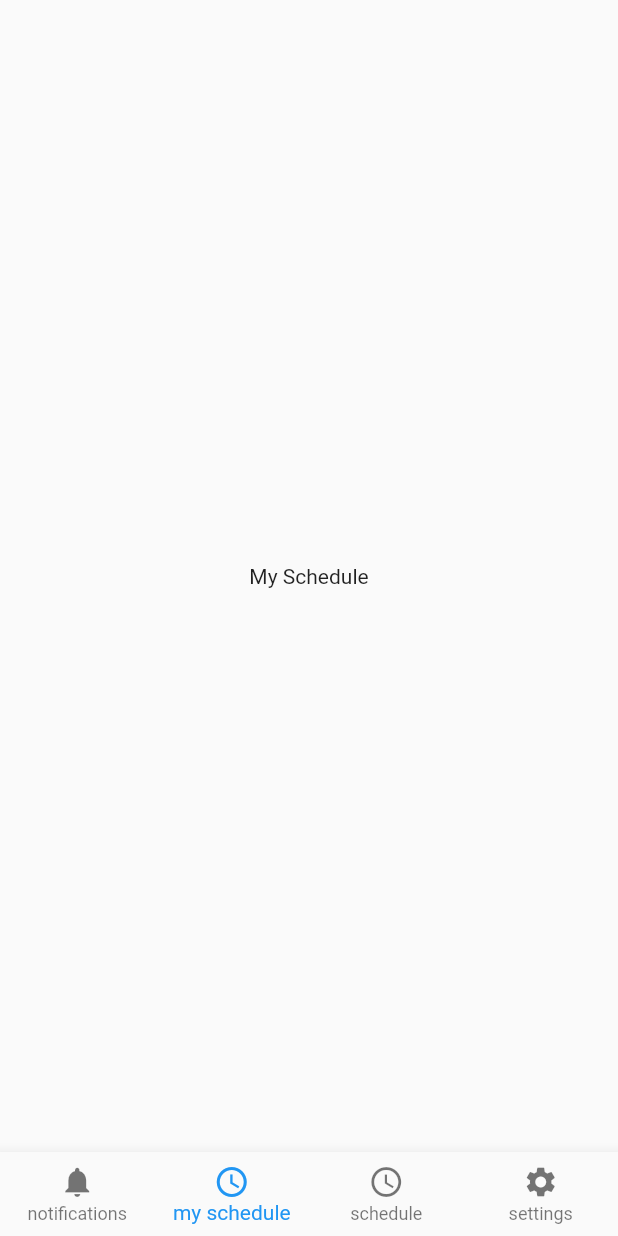
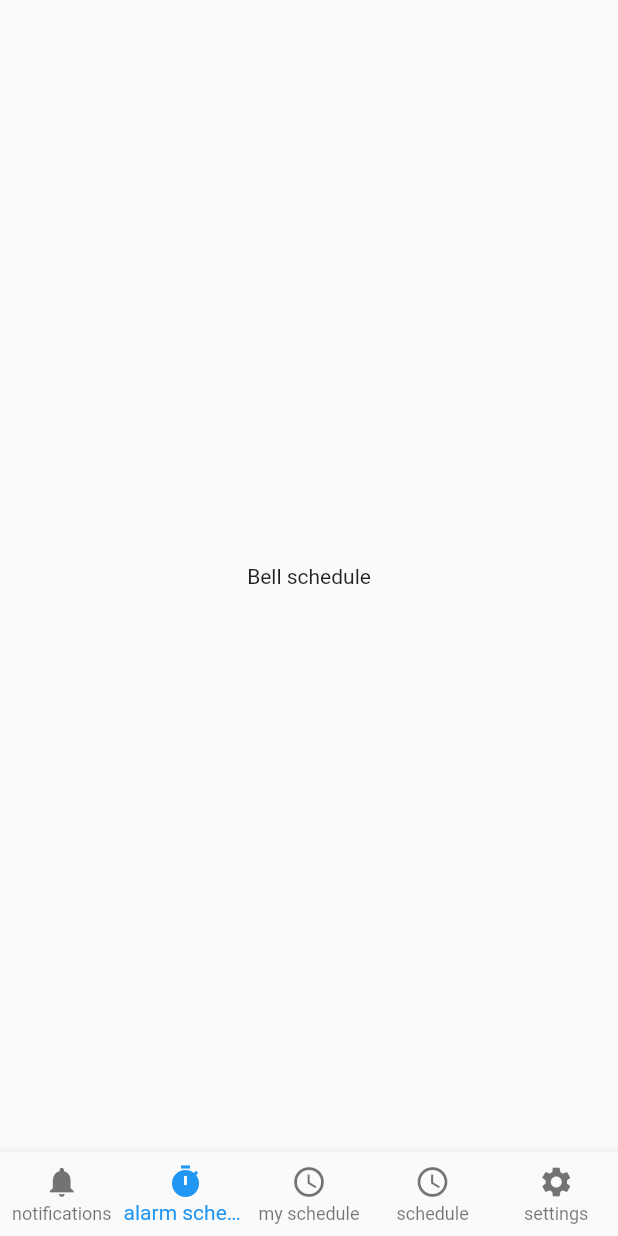
Before and after one commit to 0chuhh/scheddule_mobile, a Flutter app: the screen it shows after launch, item 2 of the bottom bar chosen, on a phone screen of 412 x 824 dp. Run offline on Flutter 3.47's test engine with Material 2 defaults, Android fonts, the phone set to English and light mode, and no system bars.

Commit message:
feat: добавлены виджеты-заглушки экранов
Добавлены экраны: оповещений, расписания звонков, моего расписания, расписания, настройки

```diff
--- /dev/null
+++ b/lib/screens/bell_schedule_screen.dart
@@ -0,0 +1,10 @@
+import 'package:flutter/material.dart';
+
+class BellScheduleScreen extends StatelessWidget {
+  const BellScheduleScreen({Key? key}) : super(key: key);
+
+  @override
+  Widget build(BuildContext context) {
+    return const Text('Bell schedule');
+  }
+}
--- a/lib/screens/main_screen.dart
+++ b/lib/screens/main_screen.dart
@@ -1,4 +1,9 @@
 import 'package:flutter/material.dart';
+import 'package:schedule_mobile/screens/bell_schedule_screen.dart';
+import 'package:schedule_mobile/screens/my_schedule_screen.dart';
+import 'package:schedule_mobile/screens/notifications_screen.dart';
+import 'package:schedule_mobile/screens/schedules_screen.dart';
+import 'package:schedule_mobile/screens/settings_screen.dart';
 
 class MainScreen extends StatefulWidget {
   const MainScreen({Key? key}) : super(key: key);
@@ -10,10 +15,11 @@ class MainScreen extends StatefulWidget {
 class _MainScreenState extends State<MainScreen> {
   int _selectedIndex = 0;
   static final List<Widget> _screens = <Widget>[
-    const Text("Notifications"),
-    const Text("My Schedule"),
-    const Text("Schedule"),
-    const Text("Settings"),
+    const NotificationScreen(),
+    const BellScheduleScreen(),
+    const MyScheduleScreen(),
+    const SchedulesScreen(),
+    const SettingsScreen(),
   ];
 
   void _onItemTapped(int index) {
@@ -38,6 +44,10 @@ class _MainScreenState extends State<MainScreen> {
             label: "notifications",
           ),
           BottomNavigationBarItem(
+            icon: Icon(Icons.timer),
+            label: "alarm schedule",
+          ),
+          BottomNavigationBarItem(
             icon: Icon(Icons.schedule),
             label: "my schedule",
           ),
```
Also changed, not shown: lib/screens/my_schedule_screen.dart (added, +10 -0 lines), lib/screens/notifications_screen.dart (added, +10 -0 lines), lib/screens/schedules_screen.dart (added, +10 -0 lines), lib/screens/settings_screen.dart (added, +10 -0 lines).
